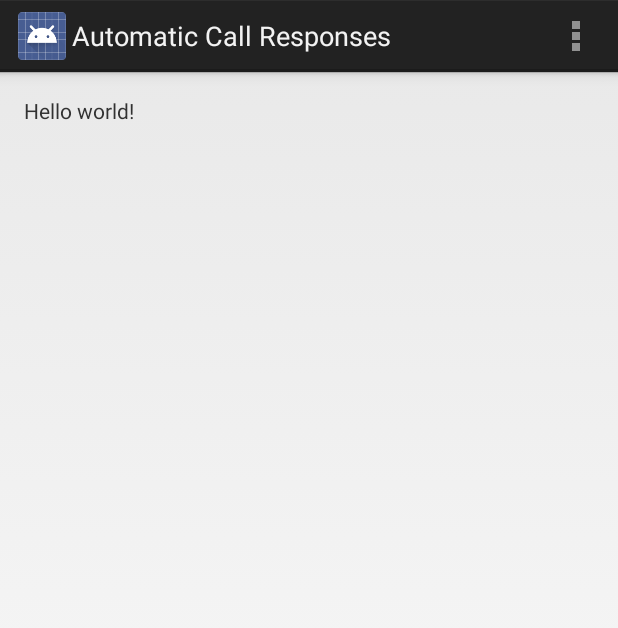
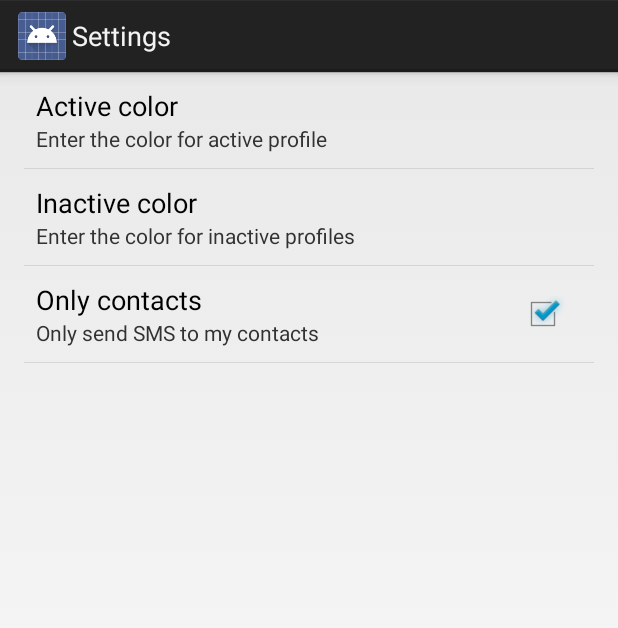
Before and after one commit to Mobile-App-Resources/automatic-call-responses, an Android app: the screen it shows after launch (MainActivity before the commit, PrefsActivity after it), in the options menu, after a tap on "Settings", on a phone screen of 412 x 824 dp. Shown: the top 628 px of the screen. Run offline under Robolectric (Android 15) with nearby library versions, the phone set to English and light mode, and no system bars.

Commit message:
Comunicación entre las diferentes actividades. Layouts completos. Objeto aplicación creado

```diff
--- a/AutomaticCallResponses/src/main/java/org/erikasv/automaticcallresponses/AddProfileActivity.java
+++ b/AutomaticCallResponses/src/main/java/org/erikasv/automaticcallresponses/AddProfileActivity.java
@@ -1,23 +1,57 @@
 package org.erikasv.automaticcallresponses;
 
+import android.content.Intent;
 import android.os.Bundle;
 import android.app.Activity;
-import android.view.Menu;
+import android.view.View;
+import android.widget.Button;
+import android.widget.EditText;
 
-public class AddProfileActivity extends Activity {
+public class AddProfileActivity extends Activity implements View.OnClickListener {
+
+    private Button bAcept, bCancel;
+    private EditText editName, editSms;
+    private String name, sms;
+    private int RESULTADO;
 
     @Override
     protected void onCreate(Bundle savedInstanceState) {
         super.onCreate(savedInstanceState);
         setContentView(R.layout.add_profile);
+
+        editName = (EditText) findViewById(R.id.editName);
+        editSms = (EditText) findViewById(R.id.editSms);
+        bAcept = (Button) findViewById(R.id.bAcept);
+        bCancel = (Button) findViewById(R.id.bCancel);
+
+        bAcept.setOnClickListener(this);
+        bCancel.setOnClickListener(this);
     }
 
+    @Override
+    public void onClick(View v) {
+        switch (v.getId()) {
+            case R.id.bAcept:
+                //TODO Crear un nuevo Perfil
+                RESULTADO=RESULT_OK;
+                finish();
+                break;
+            case R.id.bCancel:
+                RESULTADO=RESULT_CANCELED;
+                finish();
+                break;
+        }
+    }
 
     @Override
-    public boolean onCreateOptionsMenu(Menu menu) {
-        // Inflate the menu; this adds items to the action bar if it is present.
-        getMenuInflater().inflate(R.menu.add_profile, menu);
-        return true;
+    public void finish() {
+        Intent datos=new Intent();
+        if(RESULTADO==RESULT_OK){
+            datos.putExtra("name", name);
+            datos.putExtra("sms", sms);
+        }
+        setResult(RESULTADO,datos);
+        super.finish();
     }
 
 }
--- a/AutomaticCallResponses/src/main/java/org/erikasv/automaticcallresponses/MainActivity.java
+++ b/AutomaticCallResponses/src/main/java/org/erikasv/automaticcallresponses/MainActivity.java
@@ -1,17 +1,27 @@
 package org.erikasv.automaticcallresponses;
 
+import android.content.Intent;
 import android.os.Bundle;
 import android.app.Activity;
 import android.view.Menu;
+import android.view.MenuItem;
+import android.view.View;
+import android.widget.Button;
 
-public class MainActivity extends Activity {
+public class MainActivity extends Activity implements View.OnClickListener {
+
+    private Button bNewProfile;
+    private int NEW_PROFILE =1;
 
     @Override
     protected void onCreate(Bundle savedInstanceState) {
         super.onCreate(savedInstanceState);
         setContentView(R.layout.activity_main);
+
+        bNewProfile = (Button) findViewById(R.id.bAdd);
+        bNewProfile.setOnClickListener(this);
+        //TODO: Cargar la lista de perfiles.
     }
-
 
     @Override
     public boolean onCreateOptionsMenu(Menu menu) {
@@ -20,4 +30,27 @@ public class MainActivity extends Activity {
         return true;
     }
 
+    @Override
+    public boolean onOptionsItemSelected(MenuItem item) {
+        if (item.getItemId() == R.id.prefsPerfiles) {
+            Intent intent = new Intent(this, PrefsActivity.class);
+            startActivity(intent);
+        }
+        return true;
+    }
+
+    @Override
+    public void onClick(View v) {
+        if (v.getId() == R.id.bAdd) {
+            Intent intent = new Intent(this, AddProfileActivity.class);
+            startActivityForResult(intent, NEW_PROFILE);
+        }
+    }
+
+    @Override
+    protected void onActivityResult(int requestCode, int resultCode, Intent data) {
+        if(requestCode==NEW_PROFILE && resultCode==RESULT_OK){
+            //TODO Actualizar lista de perfiles!
+        }
+    }
 }
--- a/AutomaticCallResponses/src/main/java/org/erikasv/automaticcallresponses/PrefsActivity.java
+++ b/AutomaticCallResponses/src/main/java/org/erikasv/automaticcallresponses/PrefsActivity.java
@@ -1,7 +1,16 @@
 package org.erikasv.automaticcallresponses;
+
+import android.os.Bundle;
+import android.preference.PreferenceActivity;
 
 /**
  * Created by erikasv on 1/07/13.
  */
-public class PrefsActivity {
+public class PrefsActivity extends PreferenceActivity{
+
+    @Override
+    protected void onCreate(Bundle savedInstanceState) {
+        super.onCreate(savedInstanceState);
+        addPreferencesFromResource(R.xml.prefs);
+    }
 }
--- a/AutomaticCallResponses/src/main/res/layout/activity_main.xml
+++ b/AutomaticCallResponses/src/main/res/layout/activity_main.xml
@@ -1,16 +1,18 @@
-<RelativeLayout xmlns:android="http://schemas.android.com/apk/res/android"
-    xmlns:tools="http://schemas.android.com/tools"
-    android:layout_width="match_parent"
-    android:layout_height="match_parent"
-    android:paddingLeft="@dimen/activity_horizontal_margin"
-    android:paddingRight="@dimen/activity_horizontal_margin"
-    android:paddingTop="@dimen/activity_vertical_margin"
-    android:paddingBottom="@dimen/activity_vertical_margin"
-    tools:context=".MainActivity">
+<LinearLayout
+        android:orientation="vertical"
+        android:layout_width="fill_parent"
+        android:layout_height="fill_parent"
+        xmlns:android="http://schemas.android.com/apk/res/android">
 
-    <TextView
-        android:layout_width="wrap_content"
-        android:layout_height="wrap_content"
-        android:text="@string/hello_world" />
+    <ListView
+            android:layout_width="fill_parent"
+            android:layout_height="wrap_content"
+            android:id="@+id/listProfiles"
+            android:layout_gravity="center"/>
 
-</RelativeLayout>
+    <Button
+            android:layout_width="fill_parent"
+            android:layout_height="wrap_content"
+            android:text="@string/bAdd"
+            android:id="@+id/bAdd"/>
+</LinearLayout>
--- a/AutomaticCallResponses/src/main/res/menu/main.xml
+++ b/AutomaticCallResponses/src/main/res/menu/main.xml
@@ -1,6 +1,4 @@
 <menu xmlns:android="http://schemas.android.com/apk/res/android">
-    <item android:id="@+id/action_settings"
-        android:title="@string/action_settings"
-        android:orderInCategory="100"
-        android:showAsAction="never" />
+    <item android:id="@+id/prefsPerfiles"
+          android:title="@string/settings"/>
 </menu>
--- a/AutomaticCallResponses/src/main/res/values/strings.xml
+++ b/AutomaticCallResponses/src/main/res/values/strings.xml
@@ -2,7 +2,28 @@
 <resources>
 
     <string name="app_name">Automatic Call Responses</string>
+    <string name="title_activity_add_profile">Add Profile</string>
+    <string name="title_activity_prefs">Settings</string>
+
+    <!-- MainActivity-->
+    <string name="bAdd">Add Profile</string>
+    <string name="settings">Settings</string>
     <string name="action_settings">Settings</string>
-    <string name="hello_world">Hello world!</string>
+
+    <!-- PrefsActivity -->
+    <string name="activeColor">Active color</string>
+    <string name="summaryActiveColor">Enter the color for active profile</string>
+    <string name="inactiveColor">Inactive color</string>
+    <string name="summaryInactiveColor">Enter the color for inactive profiles</string>
+    <string name="onlyContacts">Only contacts</string>
+    <string name="summaryOnlyContacts">Only send SMS to my contacts</string>
+
+    <!-- AddProfileActivity -->
+    <string name="profileName">Name:</string>
+    <string name="hintProfileName">Enter the name for the new profile</string>
+    <string name="sms">Message:</string>
+    <string name="hintSms">Enter the SMS to send</string>
+    <string name="bAcept">Add</string>
+    <string name="bCancel">Cancel</string>
 
 </resources>
--- a/AutomaticCallResponses/src/main/res/xml/prefs.xml
+++ b/AutomaticCallResponses/src/main/res/xml/prefs.xml
@@ -1,5 +1,22 @@
 <?xml version="1.0" encoding="utf-8"?>
 
 <PreferenceScreen xmlns:android="http://schemas.android.com/apk/res/android">
+    <EditTextPreference
+            android:key="activeColor"
+            android:title="@string/activeColor"
+            android:summary="@string/summaryActiveColor"
+            />
+
+    <EditTextPreference
+            android:key="inactiveColor"
+            android:title="@string/inactiveColor"
+            android:summary="@string/summaryInactiveColor"
+            />
+
+    <CheckBoxPreference
+            android:key="onlyContacts"
+            android:title="@string/onlyContacts"
+            android:summary="@string/summaryOnlyContacts"
+            android:defaultValue="true" />
 
 </PreferenceScreen>
```
Also changed, not shown: AutomaticCallResponses/src/main/AndroidManifest.xml (+8 -0 lines), AutomaticCallResponses/src/main/java/org/erikasv/automaticcallresponses/CallResponsesApplication.java (+40 -2 lines), AutomaticCallResponses/src/main/res/layout/add_profile.xml (+59 -13 lines).
